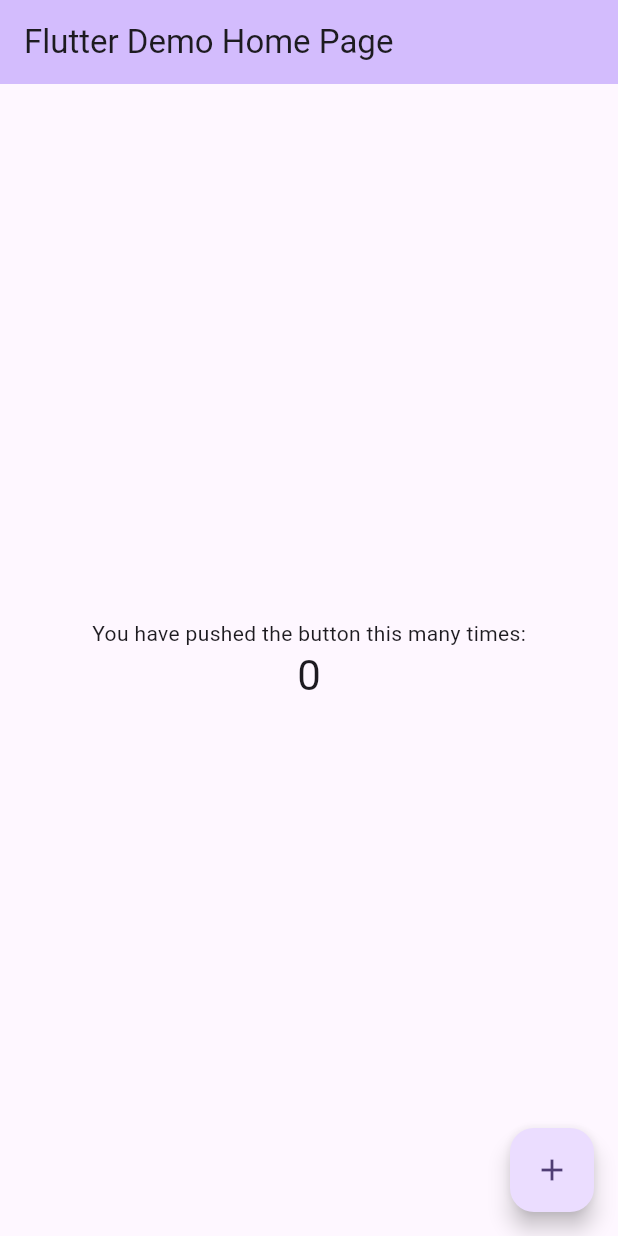
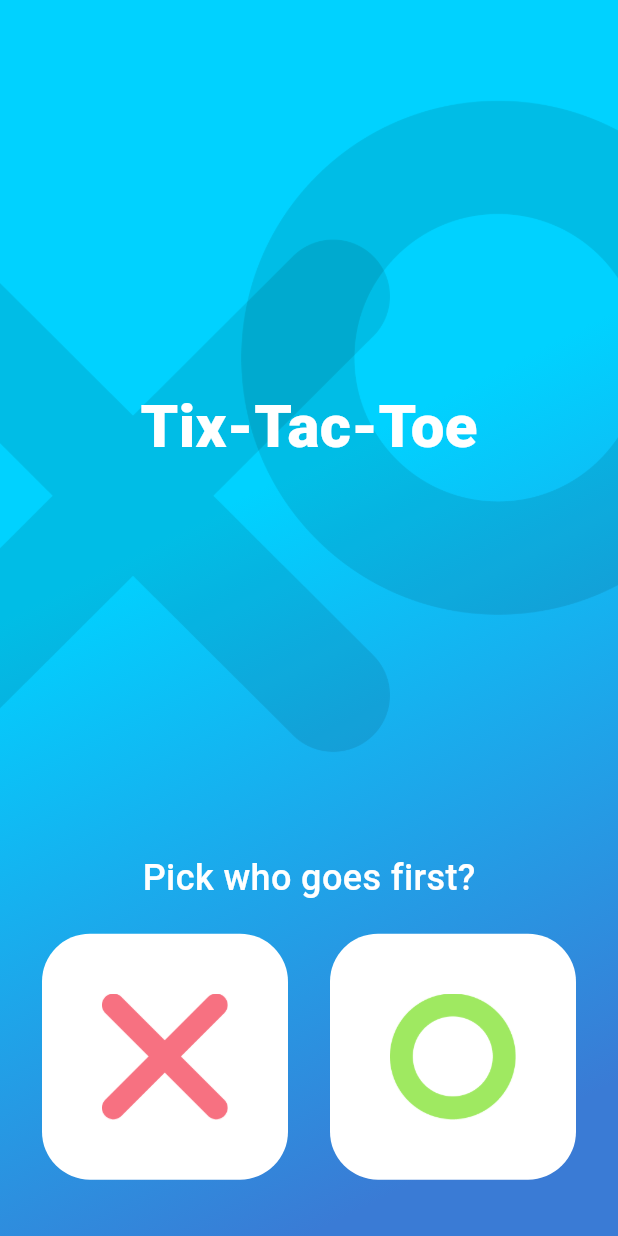
Before and after one commit to MohamedAhmed1420/x_o_game, a Flutter app: the screen it shows after launch, on a phone screen of 412 x 824 dp. Run offline on Flutter 3.47's test engine with Material 3 defaults, Android fonts, the phone set to English and light mode, and no system bars.

Commit message:
Start Screen UI

```diff
--- /dev/null
+++ b/lib/core/AppColors.dart
@@ -0,0 +1,8 @@
+import 'dart:ui';
+
+class AppColors {
+  static const Color white = Color(0xffffffff);
+  static const Color black = Color(0xff17181A);
+  static const Color blue = Color(0xff3A7BD5);
+  static const Color lightBlue = Color(0xff00D2FF);
+}
--- /dev/null
+++ b/lib/game_play/GamePlay.dart
@@ -0,0 +1,22 @@
+import 'package:flutter/material.dart';
+
+import '../core/AppColors.dart';
+
+class Gameplay extends StatelessWidget {
+  const Gameplay({super.key});
+
+  @override
+  Widget build(BuildContext context) {
+    return Container(
+      decoration: BoxDecoration(
+        gradient: LinearGradient(
+          colors: [AppColors.lightBlue, AppColors.blue],
+          end: Alignment.bottomCenter,
+        ),
+      ),
+      child: Scaffold(
+        backgroundColor: Colors.transparent,
+      ),
+    );
+  }
+}
--- a/lib/main.dart
+++ b/lib/main.dart
@@ -1,4 +1,5 @@
 import 'package:flutter/material.dart';
+import 'package:x_o_game/start_Screen/StartScreen.dart';
 
 void main() {
   runApp(const MyApp());
@@ -11,112 +12,8 @@ class MyApp extends StatelessWidget {
   @override
   Widget build(BuildContext context) {
     return MaterialApp(
-      title: 'Flutter Demo',
-      theme: ThemeData(
-        // This is the theme of your application.
-        //
-        // TRY THIS: Try running your application with "flutter run". You'll see
-        // the application has a purple toolbar. Then, without quitting the app,
-        // try changing the seedColor in the colorScheme below to Colors.green
-        // and then invoke "hot reload" (save your changes or press the "hot
-        // reload" button in a Flutter-supported IDE, or press "r" if you used
-        // the command line to start the app).
-        //
-        // Notice that the counter didn't reset back to zero; the application
-        // state is not lost during the reload. To reset the state, use hot
-        // restart instead.
-        //
-        // This works for code too, not just values: Most code changes can be
-        // tested with just a hot reload.
-        colorScheme: .fromSeed(seedColor: Colors.deepPurple),
-      ),
-      home: const MyHomePage(title: 'Flutter Demo Home Page'),
+
+      home: StartScreen(),
     );
   }
 }
-
-class MyHomePage extends StatefulWidget {
-  const MyHomePage({super.key, required this.title});
-
-  // This widget is the home page of your application. It is stateful, meaning
-  // that it has a State object (defined below) that contains fields that affect
-  // how it looks.
-
-  // This class is the configuration for the state. It holds the values (in this
-  // case the title) provided by the parent (in this case the App widget) and
-  // used by the build method of the State. Fields in a Widget subclass are
-  // always marked "final".
-
-  final String title;
-
-  @override
-  State<MyHomePage> createState() => _MyHomePageState();
-}
-
-class _MyHomePageState extends State<MyHomePage> {
-  int _counter = 0;
-
-  void _incrementCounter() {
-    setState(() {
-      // This call to setState tells the Flutter framework that something has
-      // changed in this State, which causes it to rerun the build method below
-      // so that the display can reflect the updated values. If we changed
-      // _counter without calling setState(), then the build method would not be
-      // called again, and so nothing would appear to happen.
-      _counter++;
-    });
-  }
-
-  @override
-  Widget build(BuildContext context) {
-    // This method is rerun every time setState is called, for instance as done
-    // by the _incrementCounter method above.
-    //
-    // The Flutter framework has been optimized to make rerunning build methods
-    // fast, so that you can just rebuild anything that needs updating rather
-    // than having to individually change instances of widgets.
-    return Scaffold(
-      appBar: AppBar(
-        // TRY THIS: Try changing the color here to a specific color (to
-        // Colors.amber, perhaps?) and trigger a hot reload to see the AppBar
-        // change color while the other colors stay the same.
-        backgroundColor: Theme.of(context).colorScheme.inversePrimary,
-        // Here we take the value from the MyHomePage object that was created by
-        // the App.build method, and use it to set our appbar title.
-        title: Text(widget.title),
-      ),
-      body: Center(
-        // Center is a layout widget. It takes a single child and positions it
-        // in the middle of the parent.
-        child: Column(
-          // Column is also a layout widget. It takes a list of children and
-          // arranges them vertically. By default, it sizes itself to fit its
-          // children horizontally, and tries to be as tall as its parent.
-          //
-          // Column has various properties to control how it sizes itself and
-          // how it positions its children. Here we use mainAxisAlignment to
-          // center the children vertically; the main axis here is the vertical
-          // axis because Columns are vertical (the cross axis would be
-          // horizontal).
-          //
-          // TRY THIS: Invoke "debug painting" (choose the "Toggle Debug Paint"
-          // action in the IDE, or press "p" in the console), to see the
-          // wireframe for each widget.
-          mainAxisAlignment: .center,
-          children: [
-            const Text('You have pushed the button this many times:'),
-            Text(
-              '$_counter',
-              style: Theme.of(context).textTheme.headlineMedium,
-            ),
-          ],
-        ),
-      ),
-      floatingActionButton: FloatingActionButton(
-        onPressed: _incrementCounter,
-        tooltip: 'Increment',
-        child: const Icon(Icons.add),
-      ),
-    );
-  }
-}
--- /dev/null
+++ b/lib/start_Screen/StartScreen.dart
@@ -0,0 +1,103 @@
+import 'package:flutter/material.dart';
+import 'package:x_o_game/core/AppColors.dart';
+import 'package:x_o_game/game_play/GamePlay.dart';
+
+class StartScreen extends StatelessWidget {
+  const StartScreen({super.key});
+
+  @override
+  Widget build(BuildContext context) {
+    return Container(
+      decoration: BoxDecoration(
+        gradient: LinearGradient(
+          colors: [AppColors.lightBlue, AppColors.blue],
+          end: Alignment.bottomCenter,
+        ),
+      ),
+
+      child: Scaffold(
+        backgroundColor: Colors.transparent,
+        body: SafeArea(
+          child: Column(
+            children: [
+              Stack(
+                alignment: Alignment.center,
+                children: [
+                  Image(image: AssetImage('assets/images/o_x.png')),
+                  Text(
+                    "Tix-Tac-Toe",
+                    style: TextStyle(
+                      color: AppColors.white,
+                      fontSize: 40,
+                      fontWeight: FontWeight.w900,
+                    ),
+                  ),
+                ],
+              ),
+              Column(
+                mainAxisAlignment: MainAxisAlignment.center,
+                children: [
+                  Text(
+                    "Pick who goes first?",
+                    style: TextStyle(
+                      fontSize: 24,
+                      fontWeight: FontWeight.w500,
+                      color: AppColors.white,
+                    ),
+                  ),
+                  SizedBox(height: 20),
+                  Row(
+                    mainAxisAlignment: MainAxisAlignment.spaceEvenly,
+                    children: [
+                      InkWell(
+                        onTap: () {
+                          Navigator.push(
+                            context,
+                            MaterialPageRoute(builder: (context) => Gameplay()),
+                          );
+                        },
+                        child: Container(
+                          padding: EdgeInsets.all(40),
+                          width: 164,
+                          height: 164,
+                          decoration: BoxDecoration(
+                            color: AppColors.white,
+                            borderRadius: BorderRadius.circular(32),
+                          ),
+                          child: Image(
+                            image: AssetImage('assets/images/x.png'),
+                          ),
+                        ),
+                      ),
+                      InkWell(
+                        onTap: () {
+                          Navigator.push(
+                            context,
+                            MaterialPageRoute(builder: (context) => Gameplay()),
+                          );
+                        },
+
+
+                        child: Container(
+                          padding: EdgeInsets.all(40),
+                          width: 164,
+                          height: 164,
+                          decoration: BoxDecoration(
+                            color: AppColors.white,
+                            borderRadius: BorderRadius.circular(32),
+                          ),
+
+                          child: Image(image: AssetImage('assets/images/o.png')),
+                        ),
+                      ),
+                    ],
+                  ),
+                ],
+              ),
+            ],
+          ),
+        ),
+      ),
+    );
+  }
+}
--- a/pubspec.yaml
+++ b/pubspec.yaml
@@ -58,8 +58,8 @@ flutter:
   uses-material-design: true
 
   # To add assets to your application, add an assets section, like this:
-  # assets:
-  #   - images/a_dot_burr.jpeg
+  assets:
+    - assets/images/
   #   - images/a_dot_ham.jpeg
 
   # An image asset can refer to one or more resolution-specific "variants", see
```
Also changed, not shown: assets/images/o.png (added), assets/images/o_x.png (added), assets/images/x.png (added), assets/images/x_o.png (added).
